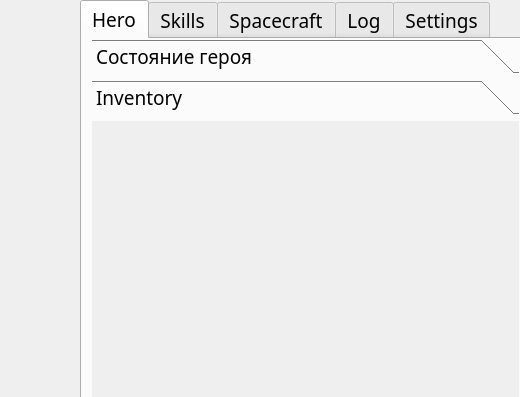
Defolters/SpaceRogue, file SpaceRogue/gui/MainWindow.ui: the form before one commit; both pictures show x 880 to 1400 and y 0 to 397 of the 1400 by 800 pixel window.
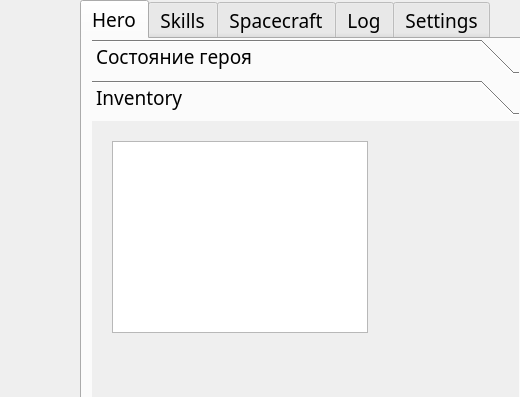
The form after the commit. The open tabs and pages were chosen to show the change. Custom widgets are drawn as their Qt base class.

Patch:
```diff
--- a/SpaceRogue/gui/MainWindow.ui
+++ b/SpaceRogue/gui/MainWindow.ui
@@ -149,6 +149,16 @@
        <attribute name="label">
         <string>Inventory</string>
        </attribute>
+       <widget class="QTableView" name="tableView">
+        <property name="geometry">
+         <rect>
+          <x>20</x>
+          <y>20</y>
+          <width>256</width>
+          <height>192</height>
+         </rect>
+        </property>
+       </widget>
       </widget>
       <widget class="QWidget" name="statisticsPage">
        <property name="geometry">
```
Left out of the diff: 2 changed lines with no effect on the pictures.
